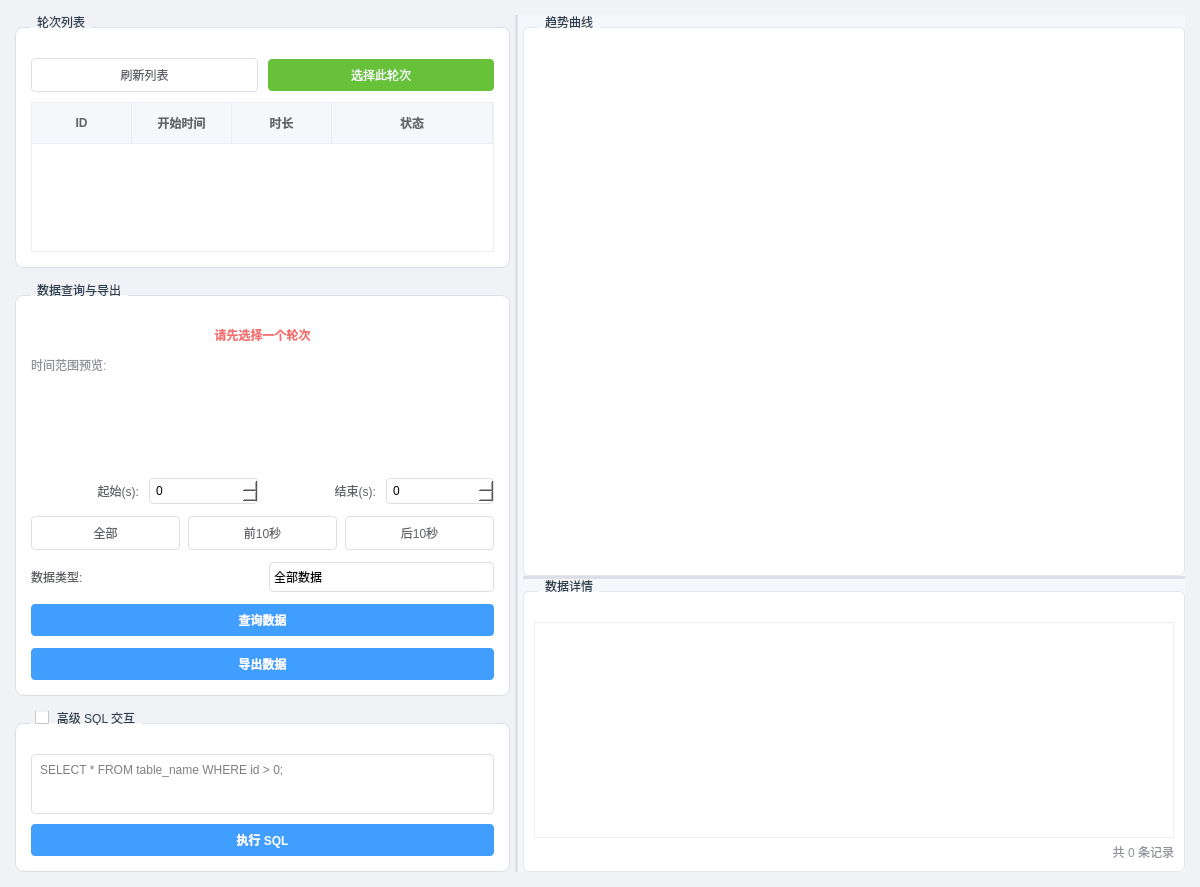
Above: forms/DatabasePage.ui from Huier-git/Drill2tool before the change. Below: the same form after it.
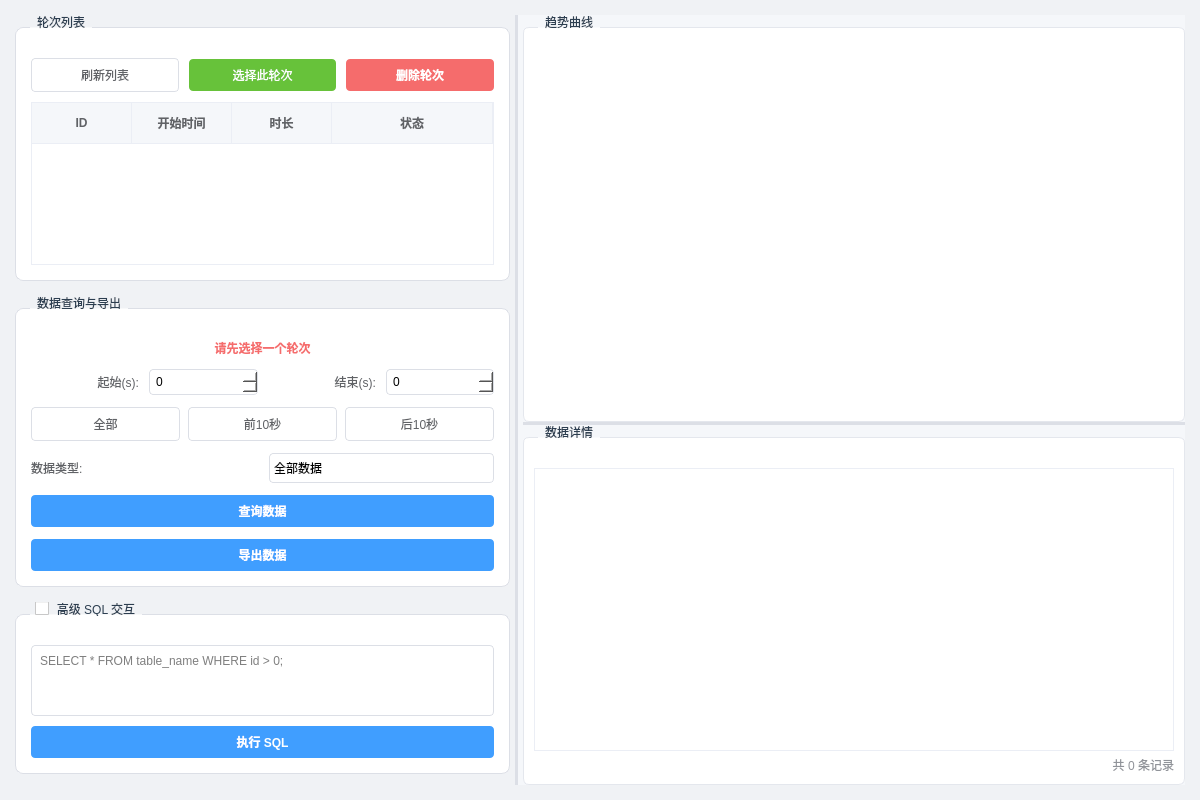
That is the form after the change. Icons and pictures are not drawn. Custom widgets are drawn as their Qt base class.

Patch:
```diff
--- a/forms/DatabasePage.ui
+++ b/forms/DatabasePage.ui
@@ -99,6 +99,19 @@
     background-color: #3a8ee6;
 }
 
+QPushButton#btn_delete_round {
+    background-color: #f56c6c;
+    color: white;
+    border: none;
+    font-weight: bold;
+}
+QPushButton#btn_delete_round:hover {
+    background-color: #f78989;
+}
+QPushButton#btn_delete_round:pressed {
+    background-color: #dd6161;
+}
+
 /* --- 输入控件 --- */
 QSpinBox, QComboBox, QTextEdit, QLineEdit {
     border: 1px solid #dcdfe6;
@@ -309,6 +322,22 @@
               </property>
              </widget>
             </item>
+            <item>
+             <widget class="QPushButton" name="btn_delete_round">
+              <property name="minimumSize">
+               <size>
+                <width>0</width>
+                <height>32</height>
+               </size>
+              </property>
+              <property name="text">
+               <string>删除轮次</string>
+              </property>
+              <property name="icon">
+               <iconset theme="edit-delete"/>
+              </property>
+             </widget>
+            </item>
            </layout>
           </item>
           <item>
@@ -405,35 +434,6 @@
             </property>
            </widget>
           </item>
-          <item>
-           <widget class="QLabel" name="label_time_preview">
-            <property name="text">
-             <string>时间范围预览:</string>
-            </property>
-            <property name="styleSheet">
-             <string>font-size: 9pt; color: #909399;</string>
-            </property>
-           </widget>
-          </item>
-          <item>
-           <widget class="QCustomPlot" name="plot_time_preview" native="true">
-            <property name="minimumSize">
-             <size>
-              <width>0</width>
-              <height>80</height>
-             </size>
-            </property>
-            <property name="maximumSize">
-             <size>
-              <width>16777215</width>
-              <height>80</height>
-             </size>
-            </property>
-            <property name="toolTip">
-             <string>拖动选择时间范围</string>
-            </property>
-           </widget>
-          </item>
           <item>
            <layout class="QHBoxLayout" name="horizontalLayout_range">
             <property name="spacing">
@@ -728,20 +728,7 @@
               </size>
              </property>
              <property name="toolTip">
-              <string>标量数据 (MDB传感器 + 电机参数)</string>
-             </property>
-            </widget>
-           </item>
-           <item>
-            <widget class="QCustomPlot" name="plot_vibration" native="true">
-             <property name="minimumSize">
-              <size>
-               <width>0</width>
-               <height>200</height>
-              </size>
-             </property>
-             <property name="toolTip">
-              <string>振动RMS包络 (X/Y/Z三轴)</string>
+              <string>标量数据 (MDB传感器 + 电机参数 + 振动)</string>
              </property>
             </widget>
            </item>
```
